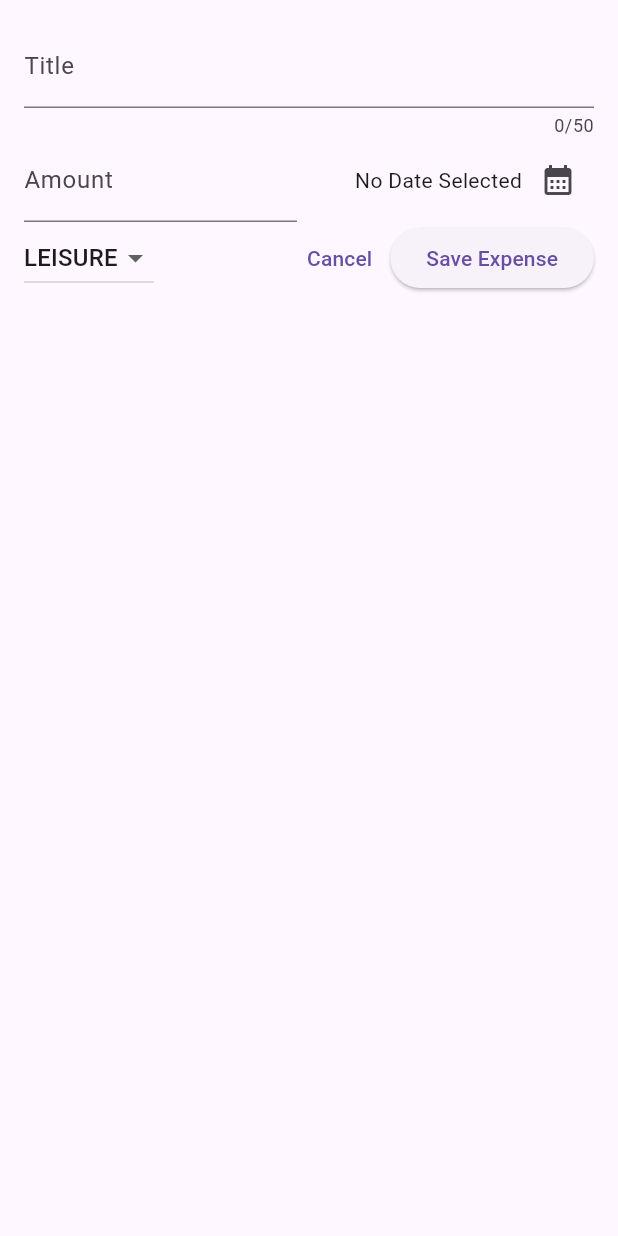
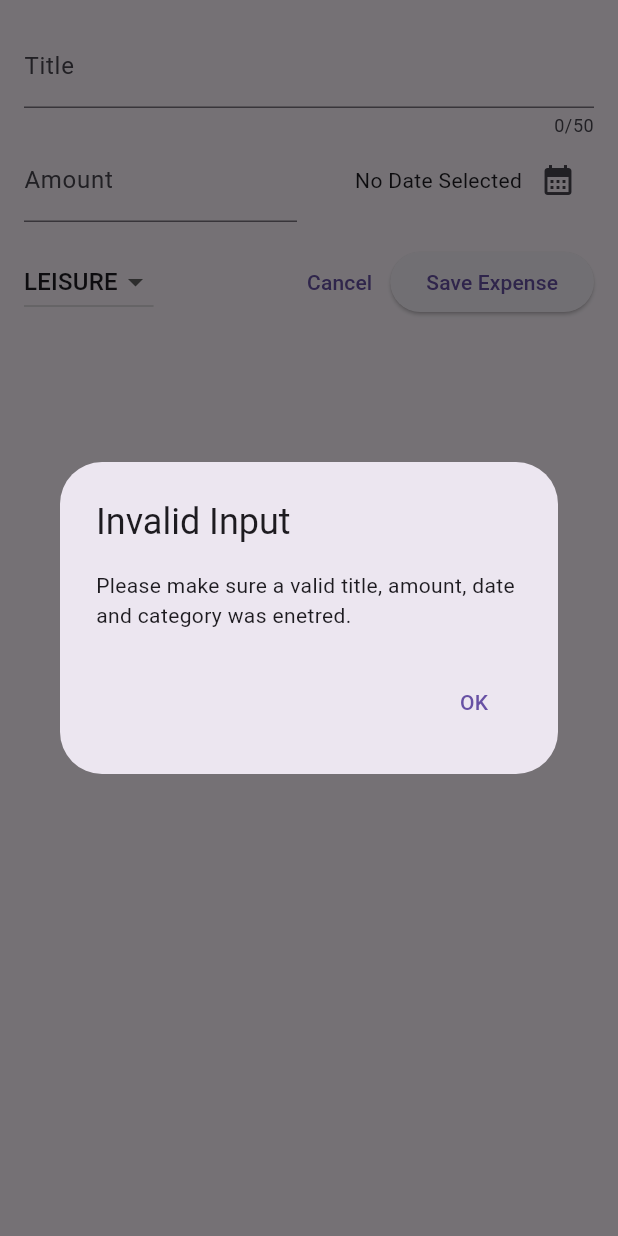
Before and after one commit to AdityaNarayan001/Expense_Monitor_Flutter, a Flutter app: the NewExpense widget shown alone on an empty page, opened directly, after a tap on "Save Expense", on a phone screen of 412 x 824 dp. Run offline on Flutter 3.47's test engine with Material 3 defaults, Android fonts, the phone set to English and light mode, and no system bars.

Commit message:
form data validation

```diff
--- a/lib/widgets/new_expense.dart
+++ b/lib/widgets/new_expense.dart
@@ -28,6 +28,31 @@ class _NewExpenseState extends State<NewExpense> {
     setState(() {
       _selectedDate = pickedDate;
     });
+  }
+
+  void _submitExpenseData() {
+    final enteredAmount = double.tryParse(_amountController.text);
+    final amountIsInvalid = enteredAmount == null || enteredAmount <= 0;
+    if (_titleController.text.trim().isEmpty ||
+        amountIsInvalid ||
+        _selectedDate == null) {
+      showDialog(
+        context: context,
+        builder: (ctx) => AlertDialog(
+          title: const Text('Invalid Input'),
+          content: const Text(
+              'Please make sure a valid title, amount, date and category was enetred.'),
+          actions: [
+            TextButton(
+                onPressed: () {
+                  Navigator.pop(ctx);
+                },
+                child: const Text('OK')),
+          ],
+        ),
+      );
+      return;
+    }
   }
 
   @override
@@ -82,6 +107,7 @@ class _NewExpenseState extends State<NewExpense> {
               ),
             ],
           ),
+          const SizedBox(height: 16),
           Row(
             children: [
               DropdownButton(
@@ -113,10 +139,7 @@ class _NewExpenseState extends State<NewExpense> {
                 child: const Text('Cancel'),
               ),
               ElevatedButton(
-                  onPressed: () {
-                    print(_titleController.text);
-                    print(_amountController.text);
-                  },
+                  onPressed: _submitExpenseData,
                   child: const Text('Save Expense')),
             ],
           ),
```
